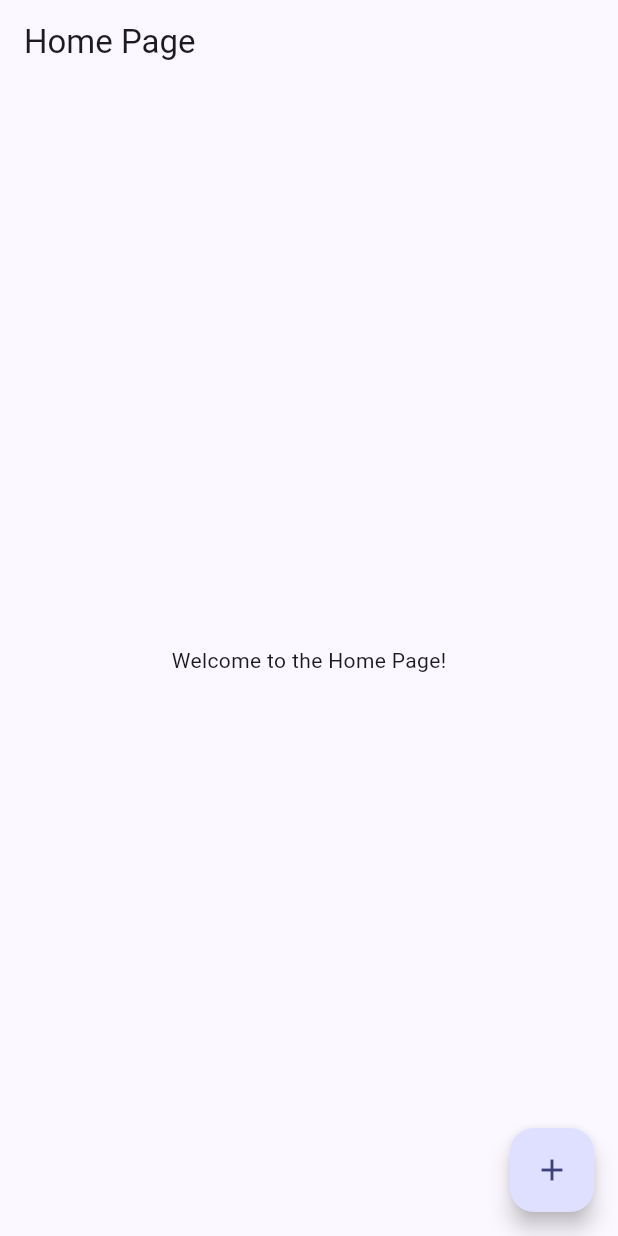
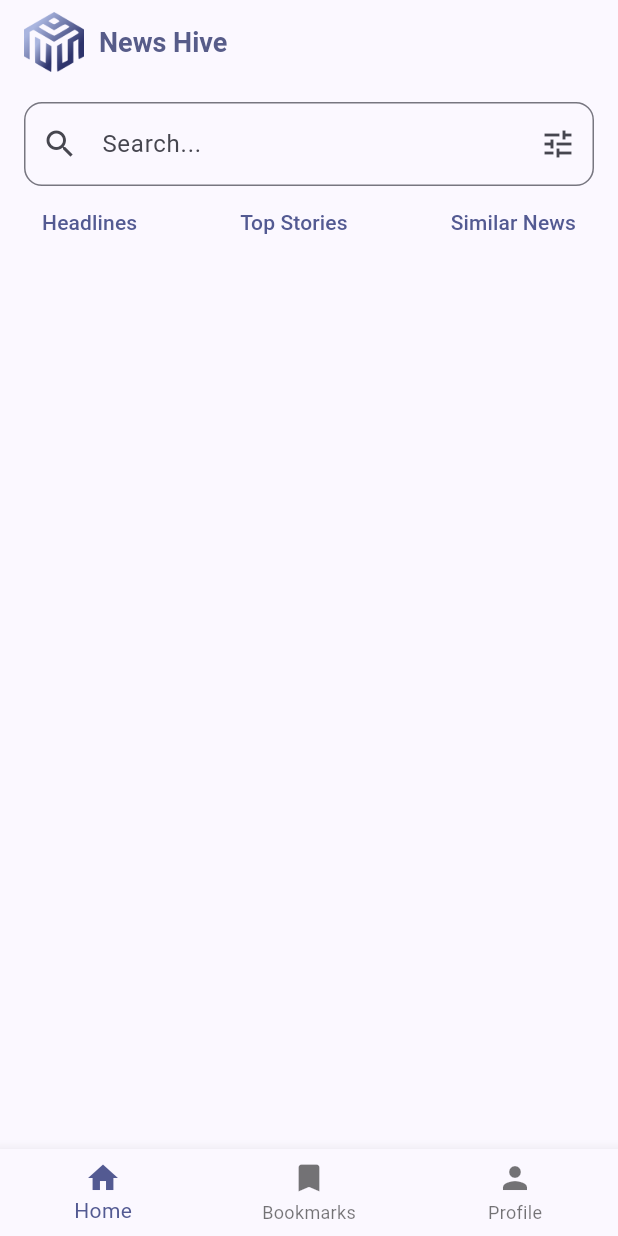
Before and after one commit to kiplinyu/news-hive_2206128, a Flutter app: the MainPage screen opened by its route, on a phone screen of 412 x 824 dp. Run offline on Flutter 3.47's test engine with Material 3 defaults, Android fonts, the phone set to English and light mode, and no system bars; our stand-ins replace go_router, smooth_page_indicator.

Commit message:
feat: main_page.dart, pages: [bookmarks, home, profile]

```diff
--- a/lib/app/features/main/presentation/pages/main_page.dart
+++ b/lib/app/features/main/presentation/pages/main_page.dart
@@ -1,18 +1,59 @@
 import 'package:flutter/material.dart';
+import 'package:news_hive/app/features/main/presentation/widgets/bookmark_page.dart';
+import 'package:news_hive/app/features/main/presentation/widgets/home_page.dart';
+import 'package:news_hive/app/features/main/presentation/widgets/profile_page.dart';
+import 'package:news_hive/core/constants/app_colors.dart';
 
-class MainPage extends StatelessWidget {
+class MainPage extends StatefulWidget {
   const MainPage({super.key});
+
+  @override
+  State<MainPage> createState() => _MainPageState();
+}
+
+class _MainPageState extends State<MainPage> {
+  int _currentIndex = 0;
+
+  final List<Widget> _pages = [HomePage(), BookmarkPage(), ProfilePage()];
 
   @override
   Widget build(BuildContext context) {
     return Scaffold(
-      appBar: AppBar(title: const Text('Home Page')),
-      body: Center(child: const Text('Welcome to the Home Page!')),
-      floatingActionButton: FloatingActionButton(
-        onPressed: () {
-          // Add your action here
+      appBar: AppBar(
+        title: Row(
+          spacing: 10,
+          children: [
+            SizedBox(
+              height: 40,
+              child: Image.asset('assets/images/news logo.png'),
+            ),
+            Text(
+              "News Hive",
+              style: TextStyle(
+                color: AppColors.primary,
+                fontSize: 18,
+                fontWeight: FontWeight.bold,
+              ),
+            ),
+          ],
+        ),
+      ),
+      body: _pages[_currentIndex],
+      bottomNavigationBar: BottomNavigationBar(
+        currentIndex: _currentIndex,
+        onTap: (index) {
+          setState(() {
+            _currentIndex = index;
+          });
         },
-        child: const Icon(Icons.add),
+        items: const [
+          BottomNavigationBarItem(icon: Icon(Icons.home), label: 'Home'),
+          BottomNavigationBarItem(
+            icon: Icon(Icons.bookmark),
+            label: 'Bookmarks',
+          ),
+          BottomNavigationBarItem(icon: Icon(Icons.person), label: 'Profile'),
+        ],
       ),
     );
   }
--- a/lib/app/features/main/presentation/widgets/bookmark_page.dart
+++ b/lib/app/features/main/presentation/widgets/bookmark_page.dart
@@ -0,0 +1,13 @@
+import 'package:flutter/material.dart';
+
+class BookmarkPage extends StatelessWidget {
+  const BookmarkPage({super.key});
+
+  @override
+  Widget build(BuildContext context) {
+    return Scaffold(
+      appBar: AppBar(title: const Text('Bookmarks')),
+      body: const Center(child: Text('No bookmarks yet!')),
+    );
+  }
+}
--- a/lib/app/features/main/presentation/widgets/home_page.dart
+++ b/lib/app/features/main/presentation/widgets/home_page.dart
@@ -0,0 +1,67 @@
+import 'package:flutter/material.dart';
+
+class HomePage extends StatefulWidget {
+  const HomePage({super.key});
+
+  @override
+  State<HomePage> createState() => _HomePageState();
+}
+
+class _HomePageState extends State<HomePage> {
+  final TextEditingController _searchController = TextEditingController();
+  String _searchText = '';
+
+  void _onSearchChanged(String value) {
+    setState(() {
+      _searchText = _searchText;
+    });
+  }
+
+  @override
+  void dispose() {
+    _searchController.dispose();
+    super.dispose();
+  }
+
+  @override
+  Widget build(BuildContext context) {
+    return Scaffold(
+      body: Padding(
+        padding: const EdgeInsets.symmetric(horizontal: 16.0, vertical: 12.0),
+        child: Column(
+          crossAxisAlignment: CrossAxisAlignment.center,
+          children: [
+            TextField(
+              controller: _searchController,
+              onChanged: _onSearchChanged,
+              decoration: InputDecoration(
+                hintText: 'Search...',
+                prefixIcon: const Icon(Icons.search),
+                suffixIcon: IconButton(
+                  icon: const Icon(Icons.tune),
+                  onPressed: () {
+                    // show filter bottom sheet/modal
+                  },
+                ),
+                border: OutlineInputBorder(
+                  borderRadius: BorderRadius.circular(12.0),
+                ),
+              ),
+            ),
+            Row(
+              mainAxisAlignment: MainAxisAlignment.spaceBetween,
+              children: [
+                TextButton(onPressed: () {}, child: Text("Headlines")),
+                TextButton(onPressed: () {}, child: Text("Top Stories")),
+                TextButton(onPressed: () {}, child: Text("Similar News")),
+              ],
+            ),
+            // SizedBox(
+            //   child: CarouselView(itemExtent: itemExtent, children: children),
+            // )
+          ],
+        ),
+      ),
+    );
+  }
+}
--- a/lib/app/features/main/presentation/widgets/profile_page.dart
+++ b/lib/app/features/main/presentation/widgets/profile_page.dart
@@ -0,0 +1,19 @@
+import 'package:flutter/material.dart';
+
+class ProfilePage extends StatelessWidget {
+  const ProfilePage({super.key});
+
+  @override
+  Widget build(BuildContext context) {
+    return Scaffold(
+      appBar: AppBar(title: const Text('Profile')),
+      body: const Center(child: Text('Welcome to the Profile Page!')),
+      floatingActionButton: FloatingActionButton(
+        onPressed: () {
+          // Add your action here
+        },
+        child: const Icon(Icons.edit),
+      ),
+    );
+  }
+}
--- a/lib/app/features/onboarding/presentation/widgets/onboard_button_widget.dart
+++ b/lib/app/features/onboarding/presentation/widgets/onboard_button_widget.dart
@@ -1,5 +1,5 @@
 import 'package:flutter/material.dart';
-import 'package:news_hive/shared/theme/app_colors.dart';
+import 'package:news_hive/core/constants/app_colors.dart';
 
 enum OnBoardButtonType { primary, secondary }
 
```
Also changed, not shown: lib/core/constants/app_colors.dart (renamed from lib/shared/theme/app_colors.dart), lib/core/constants/app_string.dart (added).
